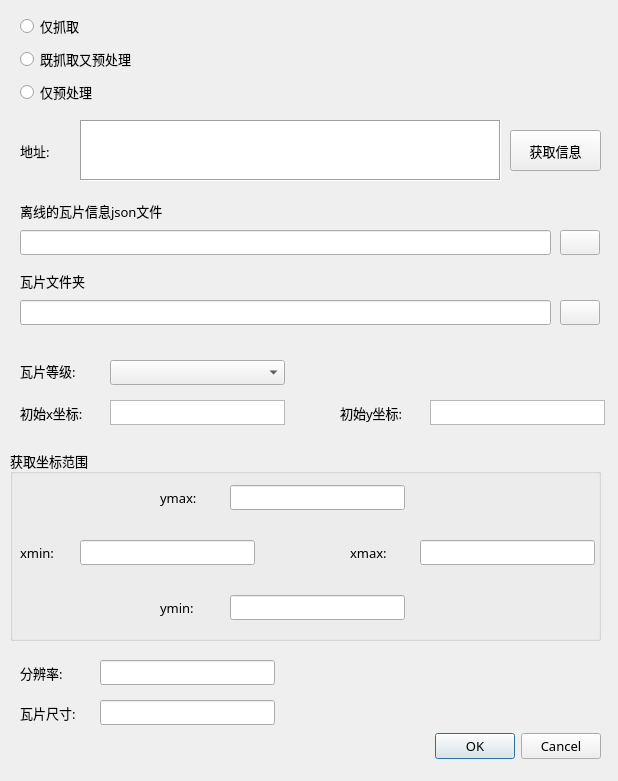
Before: the Qt Designer form frmUI.ui in zou-mono/oneTools, drawn with Qt 5.
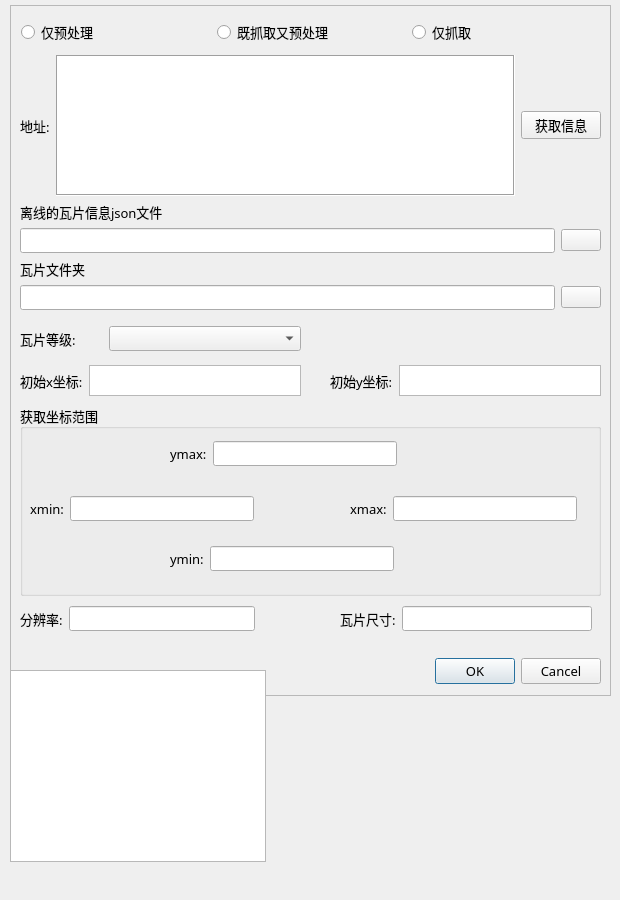
After: the same form once the commit is applied. Icons and pictures are not drawn.

The edit to the form file:
```diff
--- a/frmUI.ui
+++ b/frmUI.ui
@@ -9,8 +9,8 @@
    <rect>
     <x>0</x>
     <y>0</y>
-    <width>618</width>
-    <height>781</height>
+    <width>620</width>
+    <height>900</height>
    </rect>
   </property>
   <property name="sizePolicy">
@@ -22,11 +22,188 @@
   <property name="windowTitle">
    <string>抓取影像数据</string>
   </property>
+  <widget class="QFrame" name="frame">
+   <property name="geometry">
+    <rect>
+     <x>10</x>
+     <y>5</y>
+     <width>601</width>
+     <height>691</height>
+    </rect>
+   </property>
+   <property name="frameShape">
+    <enum>QFrame::StyledPanel</enum>
+   </property>
+   <property name="frameShadow">
+    <enum>QFrame::Raised</enum>
+   </property>
+   <widget class="QGroupBox" name="groupBox">
+    <property name="geometry">
+     <rect>
+      <x>10</x>
+      <y>400</y>
+      <width>581</width>
+      <height>191</height>
+     </rect>
+    </property>
+    <property name="font">
+     <font>
+      <family>微软雅黑</family>
+      <pointsize>10</pointsize>
+     </font>
+    </property>
+    <property name="title">
+     <string>获取坐标范围</string>
+    </property>
+    <widget class="QWidget" name="layoutWidget">
+     <property name="geometry">
+      <rect>
+       <x>150</x>
+       <y>35</y>
+       <width>227</width>
+       <height>28</height>
+      </rect>
+     </property>
+     <layout class="QHBoxLayout" name="horizontalLayout_8">
+      <item>
+       <widget class="QLabel" name="label_6">
+        <property name="font">
+         <font>
+          <family>微软雅黑</family>
+          <pointsize>10</pointsize>
+         </font>
+        </property>
+        <property name="text">
+         <string>ymax:</string>
+        </property>
+       </widget>
+      </item>
+      <item>
+       <widget class="QLineEdit" name="txt_ymax">
+        <property name="font">
+         <font>
+          <family>微软雅黑</family>
+          <pointsize>9</pointsize>
+         </font>
+        </property>
+        <property name="readOnly">
+         <bool>false</bool>
+        </property>
+       </widget>
+      </item>
+     </layout>
+    </widget>
+    <widget class="QWidget" name="layoutWidget">
+     <property name="geometry">
+      <rect>
+       <x>150</x>
+       <y>140</y>
+       <width>224</width>
+       <height>28</height>
+      </rect>
+     </property>
+     <layout class="QHBoxLayout" name="horizontalLayout_11">
+      <item>
+       <widget class="QLabel" name="label_7">
+        <property name="font">
+         <font>
+          <family>微软雅黑</family>
+          <pointsize>10</pointsize>
+         </font>
+        </property>
+        <property name="text">
+         <string>ymin:</string>
+        </property>
+       </widget>
+      </item>
+      <item>
+       <widget class="QLineEdit" name="txt_ymin">
+        <property name="font">
+         <font>
+          <family>微软雅黑</family>
+          <pointsize>9</pointsize>
+         </font>
+        </property>
+       </widget>
+      </item>
+     </layout>
+    </widget>
+    <widget class="QWidget" name="layoutWidget">
+     <property name="geometry">
+      <rect>
+       <x>10</x>
+       <y>90</y>
+       <width>224</width>
+       <height>28</height>
+      </rect>
+     </property>
+     <layout class="QHBoxLayout" name="horizontalLayout_9">
+      <item>
+       <widget class="QLabel" name="label_4">
+        <property name="font">
+         <font>
+          <family>微软雅黑</family>
+          <pointsize>10</pointsize>
+         </font>
+        </property>
+        <property name="text">
+         <string>xmin:</string>
+        </property>
+       </widget>
+      </item>
+      <item>
+       <widget class="QLineEdit" name="txt_xmin">
+        <property name="font">
+         <font>
+          <family>微软雅黑</family>
+          <pointsize>9</pointsize>
+         </font>
+        </property>
+       </widget>
+      </item>
+     </layout>
+    </widget>
+    <widget class="QWidget" name="layoutWidget">
+     <property name="geometry">
+      <rect>
+       <x>330</x>
+       <y>90</y>
+       <width>227</width>
+       <height>28</height>
+      </rect>
+     </property>
+     <layout class="QHBoxLayout" name="horizontalLayout_10">
+      <item>
+       <widget class="QLabel" name="label_5">
+        <property name="font">
+         <font>
+          <family>微软雅黑</family>
+          <pointsize>10</pointsize>
+         </font>
+        </property>
+        <property name="text">
+         <string>xmax:</string>
+        </property>
+       </widget>
+      </item>
+      <item>
+       <widget class="QLineEdit" name="txt_xmax">
+        <property name="font">
+         <font>
+          <family>微软雅黑</family>
+          <pointsize>9</pointsize>
+         </font>
+        </property>
+       </widget>
+      </item>
+     </layout>
+    </widget>
+   </widget>
   <widget class="QDialogButtonBox" name="buttonBox">
    <property name="geometry">
     <rect>
-     <x>260</x>
-     <y>730</y>
+      <x>250</x>
+      <y>650</y>
      <width>341</width>
      <height>32</height>
     </rect>
@@ -44,15 +221,21 @@
     <set>QDialogButtonBox::Cancel|QDialogButtonBox::Ok</set>
    </property>
   </widget>
-  <widget class="QLabel" name="label">
+   <widget class="QWidget" name="layoutWidget">
    <property name="geometry">
     <rect>
-     <x>20</x>
-     <y>140</y>
-     <width>51</width>
-     <height>21</height>
-    </rect>
-   </property>
+      <x>10</x>
+      <y>320</y>
+      <width>281</width>
+      <height>28</height>
+     </rect>
+    </property>
+    <layout class="QHBoxLayout" name="horizontalLayout_5" stretch="2,5">
+     <property name="spacing">
+      <number>12</number>
+     </property>
+     <item>
+      <widget class="QLabel" name="label_10">
    <property name="font">
     <font>
      <family>微软雅黑</family>
@@ -60,61 +243,33 @@
     </font>
    </property>
    <property name="text">
-    <string>地址:</string>
-   </property>
-  </widget>
-  <widget class="QTextEdit" name="txt_address">
-   <property name="geometry">
-    <rect>
-     <x>80</x>
-     <y>120</y>
-     <width>421</width>
-     <height>61</height>
-    </rect>
-   </property>
+        <string>瓦片等级:</string>
+       </property>
+      </widget>
+     </item>
+     <item>
+      <widget class="QComboBox" name="cmb_level">
    <property name="font">
     <font>
      <family>微软雅黑</family>
     </font>
    </property>
-   <property name="frameShape">
-    <enum>QFrame::Box</enum>
-   </property>
-   <property name="verticalScrollBarPolicy">
-    <enum>Qt::ScrollBarAlwaysOff</enum>
-   </property>
-   <property name="sizeAdjustPolicy">
-    <enum>QAbstractScrollArea::AdjustToContents</enum>
-   </property>
-  </widget>
-  <widget class="QPushButton" name="btn_obtain">
+      </widget>
+     </item>
+    </layout>
+   </widget>
+   <widget class="QWidget" name="layoutWidget">
    <property name="geometry">
     <rect>
-     <x>510</x>
-     <y>130</y>
-     <width>91</width>
-     <height>41</height>
-    </rect>
-   </property>
-   <property name="font">
-    <font>
-     <family>微软雅黑</family>
-     <pointsize>10</pointsize>
-    </font>
-   </property>
-   <property name="text">
-    <string>获取信息</string>
-   </property>
-  </widget>
+      <x>10</x>
+      <y>360</y>
+      <width>281</width>
+      <height>31</height>
+     </rect>
+    </property>
+    <layout class="QHBoxLayout" name="horizontalLayout_6">
+     <item>
   <widget class="QLabel" name="label_2">
-   <property name="geometry">
-    <rect>
-     <x>20</x>
-     <y>400</y>
-     <width>91</width>
-     <height>25</height>
-    </rect>
-   </property>
    <property name="font">
     <font>
      <family>微软雅黑</family>
@@ -125,30 +280,39 @@
     <string>初始x坐标:</string>
    </property>
   </widget>
-  <widget class="QComboBox" name="cmb_level">
-   <property name="geometry">
-    <rect>
-     <x>110</x>
-     <y>360</y>
-     <width>175</width>
-     <height>25</height>
-    </rect>
+     </item>
+     <item>
+      <widget class="QTextEdit" name="txt_originX">
+       <property name="enabled">
+        <bool>true</bool>
    </property>
    <property name="font">
     <font>
      <family>微软雅黑</family>
     </font>
    </property>
-  </widget>
+       <property name="verticalScrollBarPolicy">
+        <enum>Qt::ScrollBarAlwaysOff</enum>
+       </property>
+       <property name="readOnly">
+        <bool>true</bool>
+       </property>
+      </widget>
+     </item>
+    </layout>
+   </widget>
+   <widget class="QWidget" name="layoutWidget">
+    <property name="geometry">
+     <rect>
+      <x>320</x>
+      <y>360</y>
+      <width>271</width>
+      <height>31</height>
+     </rect>
+    </property>
+    <layout class="QHBoxLayout" name="horizontalLayout_7">
+     <item>
   <widget class="QLabel" name="label_3">
-   <property name="geometry">
-    <rect>
-     <x>340</x>
-     <y>400</y>
-     <width>91</width>
-     <height>25</height>
-    </rect>
-   </property>
    <property name="font">
     <font>
      <family>微软雅黑</family>
@@ -159,42 +323,12 @@
     <string>初始y坐标:</string>
    </property>
   </widget>
-  <widget class="QTextEdit" name="txt_originX">
-   <property name="enabled">
-    <bool>true</bool>
-   </property>
-   <property name="geometry">
-    <rect>
-     <x>110</x>
-     <y>400</y>
-     <width>175</width>
-     <height>25</height>
-    </rect>
-   </property>
-   <property name="font">
-    <font>
-     <family>微软雅黑</family>
-    </font>
-   </property>
-   <property name="verticalScrollBarPolicy">
-    <enum>Qt::ScrollBarAlwaysOff</enum>
-   </property>
-   <property name="readOnly">
-    <bool>true</bool>
-   </property>
-  </widget>
+     </item>
+     <item>
   <widget class="QTextEdit" name="txt_originY">
    <property name="enabled">
     <bool>true</bool>
    </property>
-   <property name="geometry">
-    <rect>
-     <x>430</x>
-     <y>400</y>
-     <width>175</width>
-     <height>25</height>
-    </rect>
-   </property>
    <property name="font">
     <font>
      <family>微软雅黑</family>
@@ -207,177 +341,21 @@
     <bool>true</bool>
    </property>
   </widget>
-  <widget class="QGroupBox" name="groupBox">
-   <property name="geometry">
-    <rect>
-     <x>10</x>
-     <y>450</y>
-     <width>591</width>
-     <height>191</height>
-    </rect>
-   </property>
-   <property name="font">
-    <font>
-     <family>微软雅黑</family>
-     <pointsize>10</pointsize>
-    </font>
-   </property>
-   <property name="title">
-    <string>获取坐标范围</string>
-   </property>
-   <widget class="QLabel" name="label_5">
-    <property name="geometry">
-     <rect>
-      <x>340</x>
-      <y>90</y>
-      <width>51</width>
-      <height>25</height>
-     </rect>
-    </property>
-    <property name="font">
-     <font>
-      <family>微软雅黑</family>
-      <pointsize>10</pointsize>
-     </font>
-    </property>
-    <property name="text">
-     <string>xmax:</string>
-    </property>
+     </item>
+    </layout>
    </widget>
-   <widget class="QLabel" name="label_7">
+   <widget class="QWidget" name="layoutWidget">
     <property name="geometry">
      <rect>
-      <x>150</x>
-      <y>145</y>
-      <width>51</width>
-      <height>25</height>
-     </rect>
-    </property>
-    <property name="font">
-     <font>
-      <family>微软雅黑</family>
-      <pointsize>10</pointsize>
-     </font>
-    </property>
-    <property name="text">
-     <string>ymin:</string>
-    </property>
-   </widget>
-   <widget class="QLabel" name="label_6">
-    <property name="geometry">
-     <rect>
-      <x>150</x>
-      <y>35</y>
-      <width>51</width>
-      <height>25</height>
-     </rect>
-    </property>
-    <property name="font">
-     <font>
-      <family>微软雅黑</family>
-      <pointsize>10</pointsize>
-     </font>
-    </property>
-    <property name="text">
-     <string>ymax:</string>
-    </property>
-   </widget>
-   <widget class="QLabel" name="label_4">
-    <property name="geometry">
-     <rect>
       <x>10</x>
-      <y>90</y>
-      <width>41</width>
-      <height>25</height>
+      <y>600</y>
+      <width>235</width>
+      <height>28</height>
      </rect>
     </property>
-    <property name="font">
-     <font>
-      <family>微软雅黑</family>
-      <pointsize>10</pointsize>
-     </font>
-    </property>
-    <property name="text">
-     <string>xmin:</string>
-    </property>
-   </widget>
-   <widget class="QLineEdit" name="txt_ymax">
-    <property name="geometry">
-     <rect>
-      <x>220</x>
-      <y>35</y>
-      <width>175</width>
-      <height>25</height>
-     </rect>
-    </property>
-    <property name="font">
-     <font>
-      <family>微软雅黑</family>
-      <pointsize>9</pointsize>
-     </font>
-    </property>
-    <property name="readOnly">
-     <bool>false</bool>
-    </property>
-   </widget>
-   <widget class="QLineEdit" name="txt_xmin">
-    <property name="geometry">
-     <rect>
-      <x>70</x>
-      <y>90</y>
-      <width>175</width>
-      <height>25</height>
-     </rect>
-    </property>
-    <property name="font">
-     <font>
-      <family>微软雅黑</family>
-      <pointsize>9</pointsize>
-     </font>
-    </property>
-   </widget>
-   <widget class="QLineEdit" name="txt_xmax">
-    <property name="geometry">
-     <rect>
-      <x>410</x>
-      <y>90</y>
-      <width>175</width>
-      <height>25</height>
-     </rect>
-    </property>
-    <property name="font">
-     <font>
-      <family>微软雅黑</family>
-      <pointsize>9</pointsize>
-     </font>
-    </property>
-   </widget>
-   <widget class="QLineEdit" name="txt_ymin">
-    <property name="geometry">
-     <rect>
-      <x>220</x>
-      <y>145</y>
-      <width>175</width>
-      <height>25</height>
-     </rect>
-    </property>
-    <property name="font">
-     <font>
-      <family>微软雅黑</family>
-      <pointsize>9</pointsize>
-     </font>
-    </property>
-   </widget>
-  </widget>
+    <layout class="QHBoxLayout" name="horizontalLayout_12">
+     <item>
   <widget class="QLabel" name="label_8">
-   <property name="geometry">
-    <rect>
-     <x>20</x>
-     <y>660</y>
-     <width>91</width>
-     <height>25</height>
-    </rect>
-   </property>
    <property name="font">
     <font>
      <family>微软雅黑</family>
@@ -388,15 +366,30 @@
     <string>分辨率:</string>
    </property>
   </widget>
+     </item>
+     <item>
+      <widget class="QLineEdit" name="txt_resolution">
+       <property name="font">
+        <font>
+         <family>微软雅黑</family>
+        </font>
+       </property>
+      </widget>
+     </item>
+    </layout>
+   </widget>
+   <widget class="QWidget" name="layoutWidget">
+    <property name="geometry">
+     <rect>
+      <x>330</x>
+      <y>600</y>
+      <width>252</width>
+      <height>28</height>
+     </rect>
+    </property>
+    <layout class="QHBoxLayout" name="horizontalLayout_13">
+     <item>
   <widget class="QLabel" name="label_9">
-   <property name="geometry">
-    <rect>
-     <x>20</x>
-     <y>700</y>
-     <width>91</width>
-     <height>25</height>
-    </rect>
-   </property>
    <property name="font">
     <font>
      <family>微软雅黑</family>
@@ -407,142 +400,129 @@
     <string>瓦片尺寸:</string>
    </property>
   </widget>
-  <widget class="QLabel" name="label_10">
-   <property name="geometry">
-    <rect>
-     <x>20</x>
-     <y>360</y>
-     <width>81</width>
-     <height>21</height>
-    </rect>
-   </property>
-   <property name="font">
-    <font>
-     <family>微软雅黑</family>
-     <pointsize>10</pointsize>
-    </font>
-   </property>
-   <property name="text">
-    <string>瓦片等级:</string>
-   </property>
-  </widget>
-  <widget class="QLineEdit" name="txt_resolution">
-   <property name="geometry">
-    <rect>
-     <x>100</x>
-     <y>660</y>
-     <width>175</width>
-     <height>25</height>
-    </rect>
-   </property>
-   <property name="font">
-    <font>
-     <family>微软雅黑</family>
-    </font>
-   </property>
-  </widget>
+     </item>
+     <item>
   <widget class="QLineEdit" name="txt_tilesize">
-   <property name="geometry">
-    <rect>
-     <x>100</x>
-     <y>700</y>
-     <width>175</width>
-     <height>25</height>
-    </rect>
-   </property>
    <property name="font">
     <font>
      <family>微软雅黑</family>
     </font>
    </property>
   </widget>
-  <widget class="QLineEdit" name="txt_imageFolderPath">
+     </item>
+    </layout>
+   </widget>
+   <widget class="QWidget" name="">
    <property name="geometry">
     <rect>
-     <x>20</x>
-     <y>300</y>
-     <width>531</width>
-     <height>25</height>
-    </rect>
-   </property>
+      <x>11</x>
+      <y>13</y>
+      <width>581</width>
+      <height>29</height>
+     </rect>
+    </property>
+    <layout class="QHBoxLayout" name="horizontalLayout">
+     <item>
+      <widget class="QRadioButton" name="rbtn_onlyHandle">
    <property name="font">
     <font>
      <family>微软雅黑</family>
-     <pointsize>9</pointsize>
-    </font>
-   </property>
-  </widget>
-  <widget class="QPushButton" name="btn_tilesDialog">
-   <property name="geometry">
-    <rect>
-     <x>560</x>
-     <y>300</y>
-     <width>40</width>
-     <height>25</height>
-    </rect>
+         <pointsize>10</pointsize>
+        </font>
+       </property>
+       <property name="text">
+        <string>仅预处理</string>
+       </property>
+      </widget>
+     </item>
+     <item>
+      <widget class="QRadioButton" name="rbtn_spiderAndHandle">
+       <property name="font">
+        <font>
+         <family>微软雅黑</family>
+         <pointsize>10</pointsize>
+        </font>
    </property>
    <property name="text">
-    <string/>
-   </property>
-   <property name="icon">
-    <iconset resource="icons.qrc">
-     <normaloff>:/icons/icons/openDialog.png</normaloff>:/icons/icons/openDialog.png</iconset>
-   </property>
-   <property name="iconSize">
-    <size>
-     <width>25</width>
-     <height>25</height>
-    </size>
-   </property>
-  </widget>
-  <widget class="QLineEdit" name="txt_infoPath">
+        <string>既抓取又预处理</string>
+       </property>
+      </widget>
+     </item>
+     <item>
+      <widget class="QRadioButton" name="rbtn_onlySpider">
+       <property name="font">
+        <font>
+         <family>微软雅黑</family>
+         <pointsize>10</pointsize>
+        </font>
+       </property>
+       <property name="text">
+        <string>仅抓取</string>
+       </property>
+      </widget>
+     </item>
+    </layout>
+   </widget>
+   <widget class="QWidget" name="">
    <property name="geometry">
     <rect>
-     <x>20</x>
-     <y>230</y>
-     <width>531</width>
-     <height>25</height>
-    </rect>
-   </property>
+      <x>10</x>
+      <y>50</y>
+      <width>581</width>
+      <height>255</height>
+     </rect>
+    </property>
+    <layout class="QVBoxLayout" name="verticalLayout">
+     <item>
+      <layout class="QHBoxLayout" name="horizontalLayout_3">
+       <item>
+        <widget class="QLabel" name="label">
    <property name="font">
     <font>
      <family>微软雅黑</family>
-     <pointsize>9</pointsize>
-    </font>
-   </property>
-  </widget>
-  <widget class="QPushButton" name="btn_infoDialog">
-   <property name="geometry">
-    <rect>
-     <x>560</x>
-     <y>230</y>
-     <width>40</width>
-     <height>25</height>
-    </rect>
-   </property>
-   <property name="text">
-    <string/>
-   </property>
-   <property name="icon">
-    <iconset resource="icons.qrc">
-     <normaloff>:/icons/icons/openDialog.png</normaloff>:/icons/icons/openDialog.png</iconset>
-   </property>
-   <property name="iconSize">
-    <size>
-     <width>25</width>
-     <height>25</height>
-    </size>
-   </property>
-  </widget>
+           <pointsize>10</pointsize>
+          </font>
+         </property>
+         <property name="text">
+          <string>地址:</string>
+         </property>
+        </widget>
+       </item>
+       <item>
+        <widget class="QTextEdit" name="txt_address">
+         <property name="font">
+          <font>
+           <family>微软雅黑</family>
+          </font>
+         </property>
+         <property name="frameShape">
+          <enum>QFrame::Box</enum>
+         </property>
+         <property name="verticalScrollBarPolicy">
+          <enum>Qt::ScrollBarAlwaysOff</enum>
+         </property>
+         <property name="sizeAdjustPolicy">
+          <enum>QAbstractScrollArea::AdjustToContents</enum>
+         </property>
+        </widget>
+       </item>
+       <item>
+        <widget class="QPushButton" name="btn_obtain">
+         <property name="font">
+          <font>
+           <family>微软雅黑</family>
+           <pointsize>10</pointsize>
+          </font>
+         </property>
+         <property name="text">
+          <string>获取信息</string>
+         </property>
+        </widget>
+       </item>
+      </layout>
+     </item>
+     <item>
   <widget class="QLabel" name="label_11">
-   <property name="geometry">
-    <rect>
-     <x>20</x>
-     <y>200</y>
-     <width>231</width>
-     <height>21</height>
-    </rect>
-   </property>
    <property name="font">
     <font>
      <family>微软雅黑</family>
@@ -553,15 +533,40 @@
     <string>离线的瓦片信息json文件</string>
    </property>
   </widget>
+     </item>
+     <item>
+      <layout class="QHBoxLayout" name="horizontalLayout_2">
+       <item>
+        <widget class="QLineEdit" name="txt_infoPath">
+         <property name="font">
+          <font>
+           <family>微软雅黑</family>
+           <pointsize>9</pointsize>
+          </font>
+         </property>
+        </widget>
+       </item>
+       <item>
+        <widget class="QPushButton" name="btn_infoDialog">
+         <property name="text">
+          <string/>
+         </property>
+         <property name="icon">
+          <iconset resource="icons.qrc">
+           <normaloff>:/icons/icons/openDialog.png</normaloff>:/icons/icons/openDialog.png</iconset>
+         </property>
+         <property name="iconSize">
+          <size>
+           <width>25</width>
+           <height>25</height>
+          </size>
+         </property>
+        </widget>
+       </item>
+      </layout>
+     </item>
+     <item>
   <widget class="QLabel" name="label_12">
-   <property name="geometry">
-    <rect>
-     <x>20</x>
-     <y>270</y>
-     <width>231</width>
-     <height>21</height>
-    </rect>
-   </property>
    <property name="font">
     <font>
      <family>微软雅黑</family>
@@ -572,65 +577,50 @@
     <string>瓦片文件夹</string>
    </property>
   </widget>
-  <widget class="QWidget" name="layoutWidget">
+     </item>
+     <item>
+      <layout class="QHBoxLayout" name="horizontalLayout_4">
+       <item>
+        <widget class="QLineEdit" name="txt_imageFolderPath">
+         <property name="font">
+          <font>
+           <family>微软雅黑</family>
+           <pointsize>9</pointsize>
+          </font>
+         </property>
+        </widget>
+       </item>
+       <item>
+        <widget class="QPushButton" name="btn_tilesDialog">
+         <property name="text">
+          <string/>
+         </property>
+         <property name="icon">
+          <iconset resource="icons.qrc">
+           <normaloff>:/icons/icons/openDialog.png</normaloff>:/icons/icons/openDialog.png</iconset>
+         </property>
+         <property name="iconSize">
+          <size>
+           <width>25</width>
+           <height>25</height>
+          </size>
+         </property>
+        </widget>
+       </item>
+      </layout>
+     </item>
+    </layout>
+   </widget>
+  </widget>
+  <widget class="QTextEdit" name="textEdit">
    <property name="geometry">
     <rect>
-     <x>20</x>
-     <y>12</y>
-     <width>148</width>
-     <height>97</height>
+     <x>10</x>
+     <y>670</y>
+     <width>256</width>
+     <height>192</height>
     </rect>
    </property>
-   <layout class="QVBoxLayout" name="verticalLayout">
-    <item>
-     <widget class="QRadioButton" name="rbtn_onlySpider">
-      <property name="font">
-       <font>
-        <family>微软雅黑</family>
-        <pointsize>10</pointsize>
-       </font>
-      </property>
-      <property name="text">
-       <string>仅抓取</string>
-      </property>
-      <attribute name="buttonGroup">
-       <string notr="true">runGroup</string>
-      </attribute>
-     </widget>
-    </item>
-    <item>
-     <widget class="QRadioButton" name="rbtn_spiderAndHandle">
-      <property name="font">
-       <font>
-        <family>微软雅黑</family>
-        <pointsize>10</pointsize>
-       </font>
-      </property>
-      <property name="text">
-       <string>既抓取又预处理</string>
-      </property>
-      <attribute name="buttonGroup">
-       <string notr="true">runGroup</string>
-      </attribute>
-     </widget>
-    </item>
-    <item>
-     <widget class="QRadioButton" name="rbtn_onlyHandle">
-      <property name="font">
-       <font>
-        <family>微软雅黑</family>
-        <pointsize>10</pointsize>
-       </font>
-      </property>
-      <property name="text">
-       <string>仅预处理</string>
-      </property>
-      <attribute name="buttonGroup">
-       <string notr="true">runGroup</string>
-      </attribute>
-     </widget>
-    </item>
-   </layout>
   </widget>
  </widget>
  <resources>
```
Left out of the diff: 70 changed lines with no effect on the pictures. Lines whose indentation alone changed are shown as unchanged.
